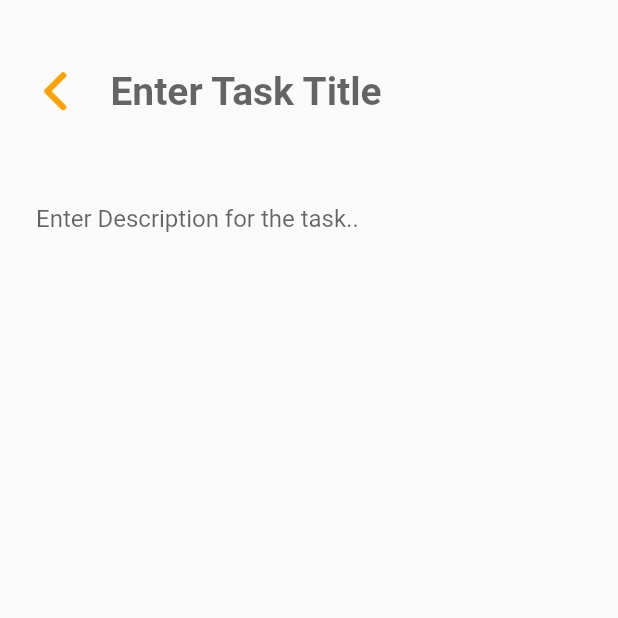
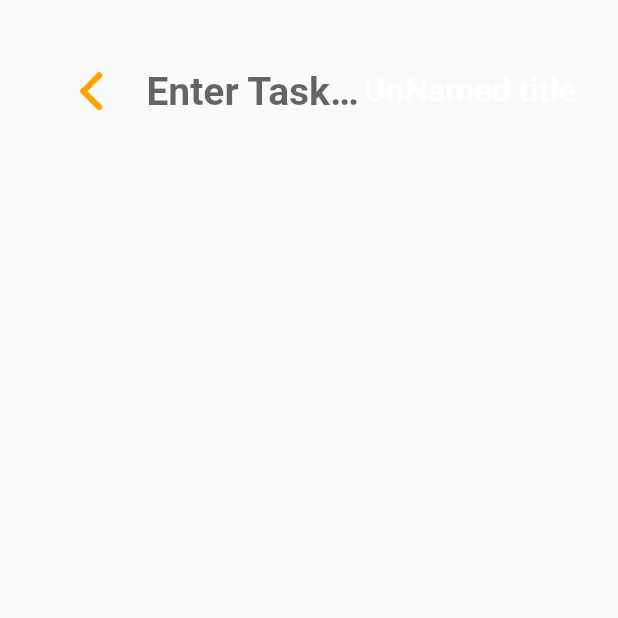
Before and after one commit to leducminh85/TodoApp-Flutter, a Flutter app: the TaskPage screen opened directly, on a phone screen of 412 x 824 dp, the top half of it. Run offline on Flutter 3.47's test engine with Material 2 defaults, Android fonts, the phone set to English and light mode, and no system bars; our stand-ins replace sqflite; accounts and stored records are empty.

Commit message:
add task page, task status

```diff
--- a/lib/main.dart
+++ b/lib/main.dart
@@ -1,5 +1,5 @@
 import 'package:flutter/material.dart';
-import 'package:todoapp/pages/hoamepage.dart';
+import 'package:todoapp/pages/homepage.dart';
 
 void main() {
   runApp(const MyApp());
--- a/lib/models/task.dart
+++ b/lib/models/task.dart
@@ -2,14 +2,16 @@ class Task {
   final int? id;
   final String? title;
   final String? description;
+  final int? status;
 
-  Task({this.id, this.title, this.description});
+  Task({this.id, this.title, this.description, this.status});
 
   Map<String, dynamic> toMap() {
     return {
       'id': id,
       'title': title,
       'description': description,
+      'status': status,
     };
   }
 }
--- a/lib/pages/taskpage.dart
+++ b/lib/pages/taskpage.dart
@@ -15,14 +15,39 @@ class TaskPage extends StatefulWidget {
 
 class _TaskPageState extends State<TaskPage> {
   String _taskTitle = "";
+  String _taskDesc = "";
+  int _taskStatus = -1;
+
+  int _taskID = 0;
+  late FocusNode _titleFocus;
+  late FocusNode _descriptionFocus;
+  DatabaseHelper _dbHelper = DatabaseHelper();
+
+  bool contentVisible = false;
 
   @override
   void initState() {
     if (widget.task != null) {
       _taskTitle = widget.task!.title!;
-      print(widget.task?.title);
+      //  _taskStatus = widget.task!.status!;
+      _taskID = widget.task!.id!;
+      if (widget.task!.description != null)
+        _taskDesc = widget.task!.description!;
+      if (widget.task!.status != null) _taskStatus = widget.task!.status!;
+      contentVisible = true;
     }
+
+    _titleFocus = FocusNode();
+    _descriptionFocus = FocusNode();
     super.initState();
+  }
+
+  @override
+  void dispose() {
+    // TODO: implement dispose
+    _titleFocus.dispose();
+    _descriptionFocus.dispose();
+    super.dispose();
   }
 
   @override
@@ -30,7 +55,9 @@ class _TaskPageState extends State<TaskPage> {
     return Scaffold(
       body: SafeArea(
         child: Container(
-          child: Column(
+          padding: EdgeInsets.symmetric(horizontal: 24.0),
+          child: Stack(children: [
+            Column(
               children: [
                 Padding(
                     padding: EdgeInsets.symmetric(
@@ -44,27 +71,36 @@ class _TaskPageState extends State<TaskPage> {
                           },
                           child: Padding(
                             padding: const EdgeInsets.all(24.0),
-                          child:
-                              Image.asset('assets/images/back.png', scale: 20),
+                            child: Image.asset('assets/images/back.png',
+                                scale: 20),
                           ),
                         ),
                         Expanded(
                           child: TextField(
+                            focusNode: _titleFocus,
                             onSubmitted: (value) async {
                               if (value != '') {
-                              if (widget.task != null) {
-                                DatabaseHelper _dbHelper = DatabaseHelper();
-
-                                Task _newTask = Task(title: value);
+                                if (widget.task == null) {
+                                  _taskStatus = -1;
+                                  Task _newTask =
+                                      Task(title: value, status: -1);
+                                  _taskID =
                                       await _dbHelper.insertTask(_newTask);
+                                  setState(() {
+                                    contentVisible = true;
+                                    _taskTitle = value;
+                                  });
                                   print('new task has been created');
                                 } else {
-                                print('update existing task');
+                                  await _dbHelper.updateTitleTask(
+                                      _taskID, value);
+                                  print('Task updated');
                                 }
+
+                                _descriptionFocus.requestFocus();
                               }
                             },
-
-						  controller: TextEditingController()..text = _taskTitle,
+                            controller: TextEditingController(text: _taskTitle),
                             decoration: InputDecoration(
                               hintText: "Enter Task Title",
                               border: InputBorder.none,
@@ -75,17 +111,80 @@ class _TaskPageState extends State<TaskPage> {
                               color: Color(0xFF211551),
                             ),
                           ),
+                        ),
+                        Expanded(
+                          child: Text(
+                            "UnNamed title",
+                            style: TextStyle(
+                              color: Color(0xFFFFFFFF),
+                              fontSize: 22.0,
+                              fontWeight: FontWeight.bold,
+                            ),
+                          ),
                         )
                       ],
                     )),
-              TextField(
+                Visibility(
+                    visible: contentVisible,
+                    child: TextField(
+                      onSubmitted: ((value) {
+                        if (_taskID != 0) {
+                          _dbHelper.updateDescriptionTask(_taskID, value);
+                        }
+                      }),
+                      focusNode: _descriptionFocus,
+                      controller: TextEditingController(text: _taskDesc),
                       decoration: InputDecoration(
-                    hintText: "Enter Description for the task..",
+                          hintText: "Enter description for the task..",
                           border: InputBorder.none,
-                    contentPadding: EdgeInsets.symmetric(horizontal: 24.0)),
-              )
+                          contentPadding:
+                              EdgeInsets.symmetric(horizontal: 24.0)),
+                    ))
               ],
             ),
+            Visibility(
+                visible: contentVisible,
+                child: Positioned(
+                  bottom: 32.0,
+                  right: 0.0,
+                  child: GestureDetector(
+                    onTap: () {
+                      if (_taskID != 0) {
+                        _dbHelper.deleteTask(_taskID);
+                        Navigator.pop(context);
+                      }
+                    },
+                    child: Container(
+                      child: Image.asset(
+                        'assets/images/delete.png',
+                        scale: 9,
+                      ),
+                    ),
+                  ),
+                )),
+            Visibility(
+                visible: contentVisible,
+                child: Positioned(
+                  bottom: 32.0,
+                  left: 0.0,
+                  child: GestureDetector(
+                    onTap: () async {
+                      setState(() {
+                        _taskStatus == 1 ? _taskStatus = -1 : _taskStatus = 1;
+                      });
+                      if (_taskID != 0) {
+                        await _dbHelper.updateStatus(_taskID, _taskStatus);
+                        print(_taskStatus);
+                      }
+                    },
+                    child: Container(
+                      child: _taskStatus == 1
+                          ? Image.asset('assets/images/edit.png', scale: 9)
+                          : Image.asset('assets/images/check.png', scale: 9),
+                    ),
+                  ),
+                ))
+          ]),
         ),
       ),
     );
```
Also changed, not shown: lib/database_helper.dart (+37 -9 lines), lib/pages/homepage.dart (renamed from lib/pages/hoamepage.dart, +10 -6 lines), lib/widgets.dart (+4 -3 lines), assets/images/check.png (added), assets/images/delete.png (added), assets/images/edit.png (added). Lines whose indentation alone changed are shown as unchanged.
